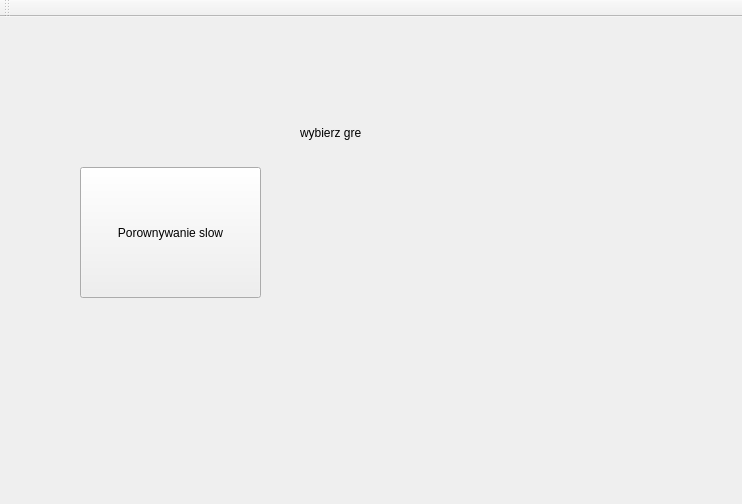
Qt form langapp/mainwindow.ui (rafalbober/QtLanguageApp) before a commit.
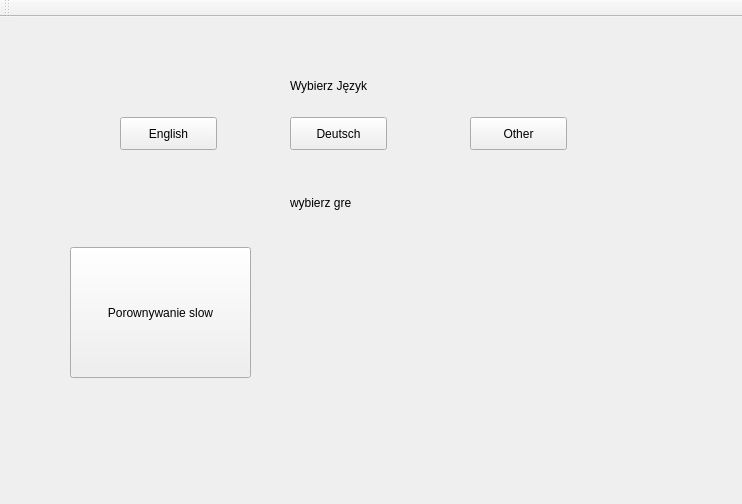
The same form after that commit. The open tabs and pages were chosen to show the change.

The edit to the form file:
```diff
--- a/langapp/mainwindow.ui
+++ b/langapp/mainwindow.ui
@@ -18,7 +18,7 @@
     <property name="geometry">
      <rect>
       <x>60</x>
-      <y>50</y>
+      <y>40</y>
       <width>591</width>
       <height>381</height>
      </rect>
@@ -34,8 +34,8 @@
      <widget class="QPushButton" name="CheckWord">
       <property name="geometry">
        <rect>
-        <x>20</x>
-        <y>100</y>
+        <x>10</x>
+        <y>190</y>
         <width>181</width>
         <height>131</height>
        </rect>
@@ -47,8 +47,8 @@
      <widget class="QLabel" name="label">
       <property name="geometry">
        <rect>
-        <x>240</x>
-        <y>40</y>
+        <x>230</x>
+        <y>120</y>
         <width>121</width>
         <height>51</height>
        </rect>
@@ -57,6 +57,58 @@
        <string>wybierz gre</string>
       </property>
      </widget>
+     <widget class="QPushButton" name="EnglishBt">
+      <property name="geometry">
+       <rect>
+        <x>60</x>
+        <y>60</y>
+        <width>97</width>
+        <height>33</height>
+       </rect>
+      </property>
+      <property name="text">
+       <string>English</string>
+      </property>
+     </widget>
+     <widget class="QPushButton" name="DeutschBt">
+      <property name="geometry">
+       <rect>
+        <x>230</x>
+        <y>60</y>
+        <width>97</width>
+        <height>33</height>
+       </rect>
+      </property>
+      <property name="text">
+       <string>Deutsch</string>
+      </property>
+     </widget>
+     <widget class="QPushButton" name="OtherBt">
+      <property name="geometry">
+       <rect>
+        <x>410</x>
+        <y>60</y>
+        <width>97</width>
+        <height>33</height>
+       </rect>
+      </property>
+      <property name="text">
+       <string>Other</string>
+      </property>
+     </widget>
+     <widget class="QLabel" name="label_2">
+      <property name="geometry">
+       <rect>
+        <x>230</x>
+        <y>20</y>
+        <width>121</width>
+        <height>17</height>
+       </rect>
+      </property>
+      <property name="text">
+       <string>Wybierz Język</string>
+      </property>
+     </widget>
     </widget>
     <widget class="QWidget" name="page_4">
      <widget class="QPushButton" name="pbCheck">
```
Left out of the diff: 5 changed lines with no effect on the pictures.
